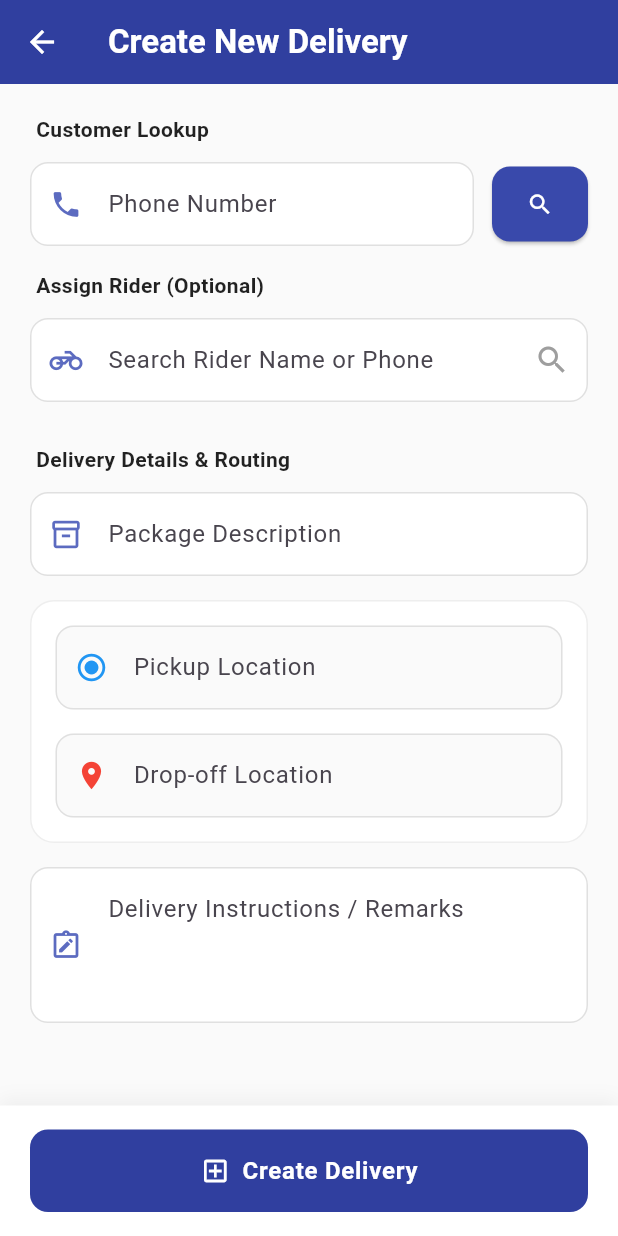
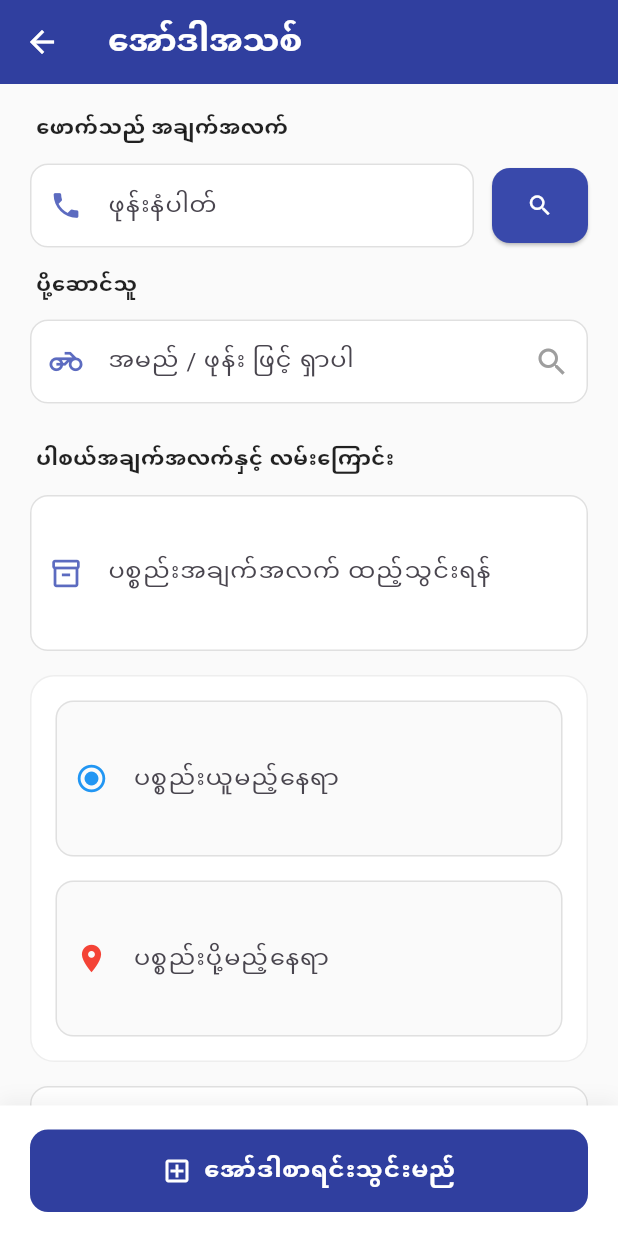
Before and after one commit to aungkoman/simple-delivery-project, a Flutter app: the WayCreatePage screen opened directly, on a phone screen of 412 x 824 dp. Run offline on Flutter 3.47's test engine with Material 3 defaults, Android fonts, the phone set to English and light mode, and no system bars; our stand-ins replace firebase_analytics, firebase_core, firebase_messaging, flutter_map, image_picker, latlong2 and 2 more; missing offline and left inert: flutter_background_geolocation; accounts and stored records are empty.

Commit message:
way create page , translated

```diff
--- a/lib/way/way_create_page.dart
+++ b/lib/way/way_create_page.dart
@@ -23,6 +23,14 @@ class _WayCreatePageState extends State<WayCreatePage> {
   final _dropController = TextEditingController();
   final _descriptionController = TextEditingController();
   final _remarkController = TextEditingController();
+
+  // First, it helps to define your options clearly, perhaps as a final variable in your State class:
+  final Map<String, String> _statusOptions = {
+    'pending': 'စောင့်ဆိုင်းဆဲ',
+    'preparing': 'ပြင်ဆင်နေဆဲ',
+    'assigned': 'Rider တာဝန်ပေးပြီး',
+  };
+
 
   // --- State Variables ---
   bool _isLoading = true;
@@ -251,7 +259,7 @@ class _WayCreatePageState extends State<WayCreatePage> {
       if (mounted) {
         ScaffoldMessenger.of(context).showSnackBar(
           SnackBar(
-            content: const Text('Delivery created successfully!'),
+            content: const Text('အော်ဒါအသစ် အောင်မြင်စွာ စာရင်းသွင်းပြီးပါပြီ!'),
             backgroundColor: Colors.green.shade700,
             behavior: SnackBarBehavior.floating,
           ),
@@ -318,7 +326,7 @@ class _WayCreatePageState extends State<WayCreatePage> {
       child: Scaffold(
         backgroundColor: Colors.grey.shade50,
         appBar: AppBar(
-          title: const Text('Create New Delivery', style: TextStyle(fontWeight: FontWeight.w600)),
+          title: const Text('အော်ဒါအသစ်', style: TextStyle(fontWeight: FontWeight.w600)),
           backgroundColor: Colors.indigo.shade700,
           foregroundColor: Colors.white,
           elevation: 0,
@@ -337,14 +345,14 @@ class _WayCreatePageState extends State<WayCreatePage> {
                     children: [
 
                       // --- Customer Lookup ---
-                      _buildSectionHeader('Customer Lookup'),
+                      _buildSectionHeader('ဖောက်သည် အချက်အလက်'),
                       Row(
                         children: [
                           Expanded(
                             child: TextFormField(
                               controller: _phoneSearchController,
                               keyboardType: TextInputType.phone,
-                              decoration: _buildInputDecoration('Phone Number', Icons.phone),
+                              decoration: _buildInputDecoration('ဖုန်းနံပါတ်', Icons.phone),
                               onFieldSubmitted: (_) => _searchCustomerByPhone(),
                             ),
                           ),
@@ -407,16 +415,16 @@ class _WayCreatePageState extends State<WayCreatePage> {
                                   children: [
                                     Icon(Icons.person_add, color: Colors.orange),
                                     SizedBox(width: 8),
-                                    Text('New Customer', style: TextStyle(fontWeight: FontWeight.bold, color: Colors.orange)),
+                                    Text('ဖောက်သည်အသစ်', style: TextStyle(fontWeight: FontWeight.bold, color: Colors.orange)),
                                   ],
                                 ),
                                 const SizedBox(height: 8),
-                                const Text('No existing account found. Provide a name to register them.', style: TextStyle(fontSize: 12)),
+                                const Text('စနစ်ထည့်တွင် စာရင်းသွင်းထားရန် အမည်မှတ်ထားပါ', style: TextStyle(fontSize: 12)),
                                 const SizedBox(height: 16),
                                 TextFormField(
                                   controller: _newCustomerNameController,
                                   textInputAction: TextInputAction.next,
-                                  decoration: _buildInputDecoration('Full Name', Icons.person_outline).copyWith(
+                                  decoration: _buildInputDecoration('အမည် အပြည့်အစုံ', Icons.person_outline).copyWith(
                                     fillColor: Colors.white,
                                   ),
                                 ),
@@ -428,7 +436,7 @@ class _WayCreatePageState extends State<WayCreatePage> {
                       ],
 
                       // --- Rider Assignment (Searchable Autocomplete) ---
-                      _buildSectionHeader('Assign Rider (Optional)'),
+                      _buildSectionHeader('ပို့ဆောင်သူ'),
                       Autocomplete<Map<String, dynamic>>(
                         displayStringForOption: (option) => '${option['full_name']} (${option['phone'] ?? 'No Phone'})',
                         optionsBuilder: (TextEditingValue textEditingValue) {
@@ -454,7 +462,7 @@ class _WayCreatePageState extends State<WayCreatePage> {
                             controller: controller,
                             focusNode: focusNode,
                             onEditingComplete: onEditingComplete,
-                            decoration: _buildInputDecoration('Search Rider Name or Phone', Icons.motorcycle_outlined).copyWith(
+                            decoration: _buildInputDecoration('အမည် / ဖုန်း ဖြင့် ရှာပါ', Icons.motorcycle_outlined).copyWith(
                               hintText: 'Type to assign, or leave empty',
                               // Add an 'X' button to clear the rider selection
                               suffixIcon: _selectedRiderId != null
@@ -520,11 +528,12 @@ class _WayCreatePageState extends State<WayCreatePage> {
                       const SizedBox(height: 28),
 
                       // --- Delivery Details ---
-                      _buildSectionHeader('Delivery Details & Routing'),
+                      _buildSectionHeader('ပါစယ်အချက်အလက်နှင့် လမ်းကြောင်း'),
                       TextFormField(
+                        maxLines: 3,
                         controller: _descriptionController,
                         textInputAction: TextInputAction.next,
-                        decoration: _buildInputDecoration('Package Description', Icons.inventory_2_outlined),
+                        decoration: _buildInputDecoration('ပစ္စည်းအချက်အလက် ထည့်သွင်းရန်', Icons.inventory_2_outlined),
                         validator: (value) => (value == null || value.trim().isEmpty) ? 'Please describe the package' : null,
                       ),
                       const SizedBox(height: 16),
@@ -538,19 +547,21 @@ class _WayCreatePageState extends State<WayCreatePage> {
                         child: Column(
                           children: [
                             TextFormField(
+                              maxLines: 3,
                               controller: _pickupController,
                               textInputAction: TextInputAction.next,
-                              decoration: _buildInputDecoration('Pickup Location', Icons.radio_button_checked).copyWith(
+                              decoration: _buildInputDecoration('ပစ္စည်းယူမည့်နေရာ', Icons.radio_button_checked).copyWith(
                                 prefixIcon: Icon(Icons.radio_button_checked, color: Colors.blue.shade500, size: 22),
                                 fillColor: Colors.grey.shade50,
                               ),
-                              validator: (value) => (value == null || value.trim().isEmpty) ? 'Pickup location is required' : null,
+                              // validator: (value) => (value == null || value.trim().isEmpty) ? 'Pickup location is required' : null,
                             ),
                             const SizedBox(height: 16),
                             TextFormField(
+                              maxLines: 3,
                               controller: _dropController,
                               textInputAction: TextInputAction.next,
-                              decoration: _buildInputDecoration('Drop-off Location', Icons.location_on).copyWith(
+                              decoration: _buildInputDecoration('ပစ္စည်းပို့မည့်နေရာ', Icons.location_on).copyWith(
                                 prefixIcon: Icon(Icons.location_on, color: Colors.red.shade500, size: 22),
                                 fillColor: Colors.grey.shade50,
                               ),
@@ -564,8 +575,8 @@ class _WayCreatePageState extends State<WayCreatePage> {
                         controller: _remarkController,
                         maxLines: 3,
                         textInputAction: TextInputAction.done,
-                        decoration: _buildInputDecoration('Delivery Instructions / Remarks', Icons.note_alt_outlined).copyWith(
-                          alignLabelWithHint: true,
+                        decoration: _buildInputDecoration('မှတ်ချက် / ညွှန်ကြားချက်များ', Icons.note_alt_outlined).copyWith(
+                          // alignLabelWithHint: true,
                         ),
                       ),
                       const SizedBox(height: 28),
@@ -576,11 +587,11 @@ class _WayCreatePageState extends State<WayCreatePage> {
                       Row(
                         mainAxisAlignment: MainAxisAlignment.spaceBetween,
                         children: [
-                          _buildSectionHeader('Package Images (Optional)'),
+                          _buildSectionHeader('ပါစယ်ပုံများ'),
                           TextButton.icon(
                             onPressed: _pickImages,
                             icon: const Icon(Icons.add_a_photo, size: 18),
-                            label: const Text('Add Images'),
+                            label: const Text('ပုံထည့်ရန်'),
                           )
                         ],
                       ),
@@ -631,7 +642,7 @@ class _WayCreatePageState extends State<WayCreatePage> {
                         Padding(
                           padding: const EdgeInsets.only(bottom: 16),
                           child: Text(
-                            'No images selected.',
+                            'ဓာတ်ပုံရွေးချယ်ထားခြင်းမရှိပါ',
                             style: TextStyle(color: Colors.grey.shade500, fontStyle: FontStyle.italic),
                           ),
                         ),
@@ -639,22 +650,57 @@ class _WayCreatePageState extends State<WayCreatePage> {
 
 
                       // --- Operational Status ---
-                      _buildSectionHeader('Initial Status'),
-                      DropdownButtonFormField<String>(
-                        value: _selectedStatus,
-                        icon: const Icon(Icons.arrow_drop_down_rounded),
-                        decoration: _buildInputDecoration('Status', Icons.timeline_outlined).copyWith(
-                          fillColor: Colors.indigo.shade50,
-                        ),
-                        items: const [
-                          DropdownMenuItem(value: 'pending', child: Text('Pending (Default)')),
-                          DropdownMenuItem(value: 'preparing', child: Text('Preparing')),
-                          DropdownMenuItem(value: 'assigned', child: Text('Assigned')),
+                      _buildSectionHeader('အော်ဒါအခြေအနေ'),
+
+                      Column(
+                        crossAxisAlignment: CrossAxisAlignment.start,
+                        children: [
+
+                          // 2. The Horizontally Scrollable Chips
+                          SingleChildScrollView(
+                            scrollDirection: Axis.horizontal,
+                            // Gives a premium, bouncy feel on both iOS and Android
+                            physics: const BouncingScrollPhysics(),
+                            // Optional: Add horizontal padding here if this widget sits flush to the screen edges
+                            // padding: const EdgeInsets.symmetric(horizontal: 16.0),
+                            child: Row(
+                              children: _statusOptions.entries.map((entry) {
+                                final bool isSelected = _selectedStatus == entry.key;
+
+                                return Padding(
+                                  padding: const EdgeInsets.only(right: 12.0), // Gap between chips
+                                  child: ChoiceChip(
+                                    label: Text(entry.value),
+                                    selected: isSelected,
+                                    onSelected: (bool selected) {
+                                      if (selected && _selectedStatus != entry.key) {
+                                        setState(() => _selectedStatus = entry.key);
+                                      }
+                                    },
+                                    showCheckmark: false,
+                                    selectedColor: Colors.indigo.shade100,
+                                    backgroundColor: Colors.grey.shade100,
+                                    side: BorderSide(
+                                      color: isSelected ? Colors.indigo.shade400 : Colors.transparent,
+                                      width: 1.5,
+                                    ),
+                                    labelStyle: TextStyle(
+                                      color: isSelected ? Colors.indigo.shade900 : Colors.grey.shade700,
+                                      fontWeight: isSelected ? FontWeight.bold : FontWeight.normal,
+                                    ),
+                                    shape: RoundedRectangleBorder(
+                                      borderRadius: BorderRadius.circular(10),
+                                    ),
+                                    elevation: 0,
+                                  ),
+                                );
+                              }).toList(),
+                            ),
+                          ),
                         ],
-                        onChanged: (value) {
-                          if (value != null) setState(() => _selectedStatus = value);
-                        },
                       ),
+
+
                       const SizedBox(height: 40),
                     ],
                   ),
@@ -697,7 +743,7 @@ class _WayCreatePageState extends State<WayCreatePage> {
                     children: [
                       Icon(Icons.add_box_outlined, size: 20),
                       SizedBox(width: 8),
-                      Text('Create Delivery', style: TextStyle(fontSize: 16, fontWeight: FontWeight.bold, letterSpacing: 0.5)),
+                      Text('အော်ဒါစာရင်းသွင်းမည်', style: TextStyle(fontSize: 16, fontWeight: FontWeight.bold, letterSpacing: 0.5)),
                     ],
                   ),
                 ),
```
